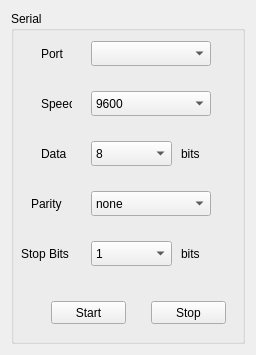
This is ui/serial.ui in kengsini250/TiaoShiZhuShou as Qt 5 draws it before an edit. The edited form follows.
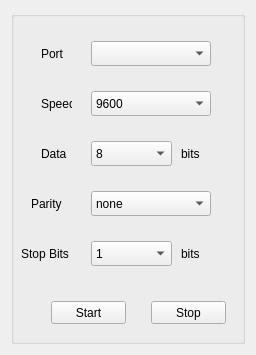
This is the edited form.

Patch:
```diff
--- a/ui/serial.ui
+++ b/ui/serial.ui
@@ -17,7 +17,7 @@
    <item>
     <widget class="QGroupBox" name="serialBox">
      <property name="title">
-      <string>Serial</string>
+      <string/>
      </property>
      <widget class="QLabel" name="label_2">
       <property name="geometry">
```
